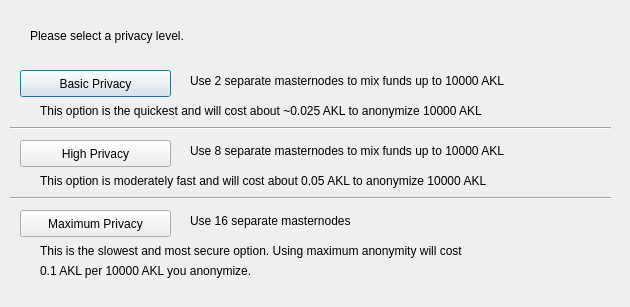
Before: the Qt Designer form src/qt/forms/Darksendconfig.ui in ZixCash/ZixCash, drawn with Qt 5.
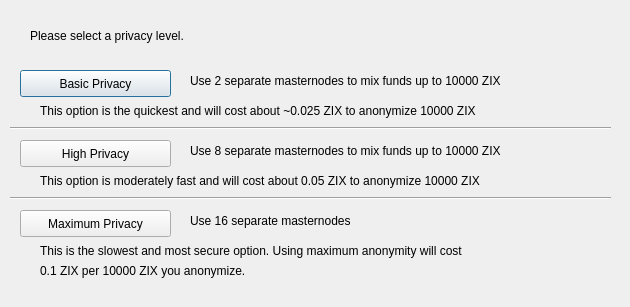
After: the same form once the commit is applied.

The edit to the form file:
```diff
--- a/src/qt/forms/Darksendconfig.ui
+++ b/src/qt/forms/Darksendconfig.ui
@@ -75,7 +75,7 @@
     </rect>
    </property>
    <property name="text">
-    <string>Use 2 separate masternodes to mix funds up to 10000 AKL</string>
+    <string>Use 2 separate masternodes to mix funds up to 10000 ZIX</string>
    </property>
   </widget>
   <widget class="QLabel" name="label_3">
@@ -88,7 +88,7 @@
     </rect>
    </property>
    <property name="text">
-    <string>Use 8 separate masternodes to mix funds up to 10000 AKL</string>
+    <string>Use 8 separate masternodes to mix funds up to 10000 ZIX</string>
    </property>
   </widget>
   <widget class="QLabel" name="label_4">
@@ -114,7 +114,7 @@
     </rect>
    </property>
    <property name="text">
-    <string>This option is the quickest and will cost about ~0.025 AKL to anonymize 10000 AKL</string>
+    <string>This option is the quickest and will cost about ~0.025 ZIX to anonymize 10000 ZIX</string>
    </property>
   </widget>
   <widget class="QLabel" name="label_7">
@@ -127,7 +127,7 @@
     </rect>
    </property>
    <property name="text">
-    <string>This option is moderately fast and will cost about 0.05 AKL to anonymize 10000 AKL</string>
+    <string>This option is moderately fast and will cost about 0.05 ZIX to anonymize 10000 ZIX</string>
    </property>
   </widget>
   <widget class="QLabel" name="label_8">
@@ -153,7 +153,7 @@
     </rect>
    </property>
    <property name="text">
-    <string>0.1 AKL per 10000 AKL you anonymize.</string>
+    <string>0.1 ZIX per 10000 ZIX you anonymize.</string>
    </property>
   </widget>
   <widget class="Line" name="line">
```
